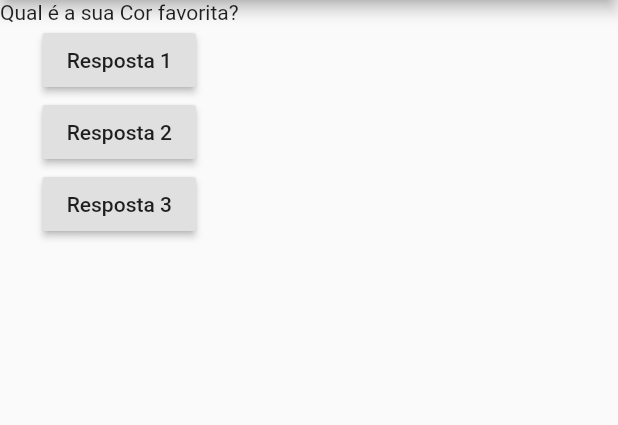
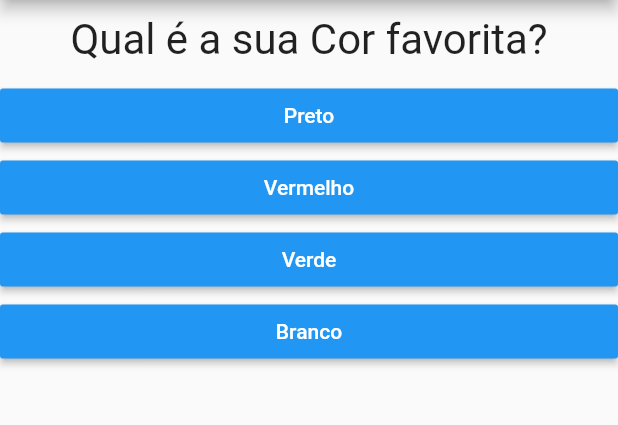
Before and after one commit to emerson-figueira/projeto_perguntas, a Flutter app: the screen it shows after launch, on a phone screen of 412 x 824 dp, the part 84-509 px from its top. Run offline on Flutter 3.47's test engine with Material 2 defaults, Android fonts, the phone set to English and light mode, and no system bars.

Commit message:
Widget Questionario

```diff
--- a/lib/main.dart
+++ b/lib/main.dart
@@ -1,49 +1,53 @@
 import 'package:flutter/material.dart';
+import './resultado.dart';
+import './questionario.dart';
 
 main() => runApp(PerguntaApp());
 
 class _PerguntaAppState extends State<PerguntaApp> {
   var _perguntaSelecionada = 0;
 
+  final _perguntas = const [
+    {
+      'texto': 'Qual é a sua Cor favorita?',
+      'respostas': ['Preto', 'Vermelho', 'Verde', 'Branco'],
+    },
+    {
+      'texto': 'Qual é o seu Animal favorito?',
+      'respostas': ['Coelho', 'Cobra', 'Elefante', 'Leão'],
+    },
+    {
+      'texto': 'Qual é o seu Instrutor favorito?',
+      'respostas': ['Maria', 'João', 'Pedro', 'Leo'],
+    }
+  ];
+
   void _responder() {
-    setState(() {
-      _perguntaSelecionada++;
-    });
-    print(_perguntaSelecionada);
+    if (temPerguntaSelecionada) {
+      setState(() {
+        _perguntaSelecionada++;
+      });
+    }
+  }
+
+  bool get temPerguntaSelecionada {
+    return _perguntaSelecionada < _perguntas.length;
   }
 
   @override
   Widget build(BuildContext context) {
-    final perguntas = [
-      'Qual é a sua Cor favorita?',
-      'Qual é o seu Animal favorito?',
-    ];
-
     return MaterialApp(
       home: Scaffold(
         appBar: AppBar(
           title: Text('Perguntas'),
         ),
-        body: Column(
-          children: [
-            Text(perguntas[_perguntaSelecionada]),
-            // ignore: deprecated_member_use
-            RaisedButton(
-              child: Text('Resposta 1'),
-              onPressed: _responder,
-            ),
-            // ignore: deprecated_member_use
-            RaisedButton(
-              child: Text('Resposta 2'),
-              onPressed: _responder,
-            ),
-            // ignore: deprecated_member_use
-            RaisedButton(
-              child: Text('Resposta 3'),
-              onPressed: _responder,
-            ),
-          ],
-        ),
+        body: temPerguntaSelecionada
+            ? Questionario(
+                perguntas: _perguntas,
+                perguntaSelecionada: _perguntaSelecionada,
+                quandoResponder: _responder,
+              )
+            : Resultado(),
       ),
     );
   }
--- /dev/null
+++ b/lib/questao.dart
@@ -0,0 +1,20 @@
+import 'package:flutter/material.dart';
+
+class Questao extends StatelessWidget {
+  final String texto;
+
+  Questao(this.texto);
+
+  @override
+  Widget build(BuildContext context) {
+    return Container(
+      width: double.infinity,
+      margin: EdgeInsets.all(10),
+      child: Text(
+        texto,
+        style: TextStyle(fontSize: 28),
+        textAlign: TextAlign.center,
+      ),
+    );
+  }
+}
--- /dev/null
+++ b/lib/questionario.dart
@@ -0,0 +1,33 @@
+import 'package:flutter/material.dart';
+import './questao.dart';
+import './resposta.dart';
+
+class Questionario extends StatelessWidget {
+  final List<Map<String, Object>> perguntas;
+  final int perguntaSelecionada;
+  final void Function() quandoResponder;
+
+  Questionario({
+    @required this.perguntas,
+    @required this.perguntaSelecionada,
+    @required this.quandoResponder,
+  });
+
+  bool get temPerguntaSelecionada {
+    return perguntaSelecionada < perguntas.length;
+  }
+
+  @override
+  Widget build(BuildContext context) {
+    List<String> respostas = temPerguntaSelecionada
+        ? perguntas[perguntaSelecionada]['respostas']
+        : null;
+
+    return Column(
+      children: <Widget>[
+        Questao(perguntas[perguntaSelecionada]['texto']),
+        ...respostas.map((t) => Resposta(t, quandoResponder)).toList(),
+      ],
+    );
+  }
+}
--- /dev/null
+++ b/lib/resposta.dart
@@ -0,0 +1,23 @@
+import 'package:flutter/material.dart';
+
+class Resposta extends StatelessWidget {
+  final String texto;
+  final void Function() quandoSelecionado;
+
+  Resposta(this.texto, this.quandoSelecionado);
+
+  @override
+  Widget build(BuildContext context) {
+    return Container(
+      width: double.infinity,
+
+      // ignore: deprecated_member_use
+      child: RaisedButton(
+        textColor: Colors.white,
+        color: Colors.blue,
+        child: Text(texto),
+        onPressed: quandoSelecionado,
+      ),
+    );
+  }
+}
--- /dev/null
+++ b/lib/resultado.dart
@@ -0,0 +1,13 @@
+import 'package:flutter/material.dart';
+
+class Resultado extends StatelessWidget {
+  @override
+  Widget build(BuildContext context) {
+    return Center(
+      child: Text(
+        'Parabéns',
+        style: TextStyle(fontSize: 28),
+      ),
+    );
+  }
+}
```
